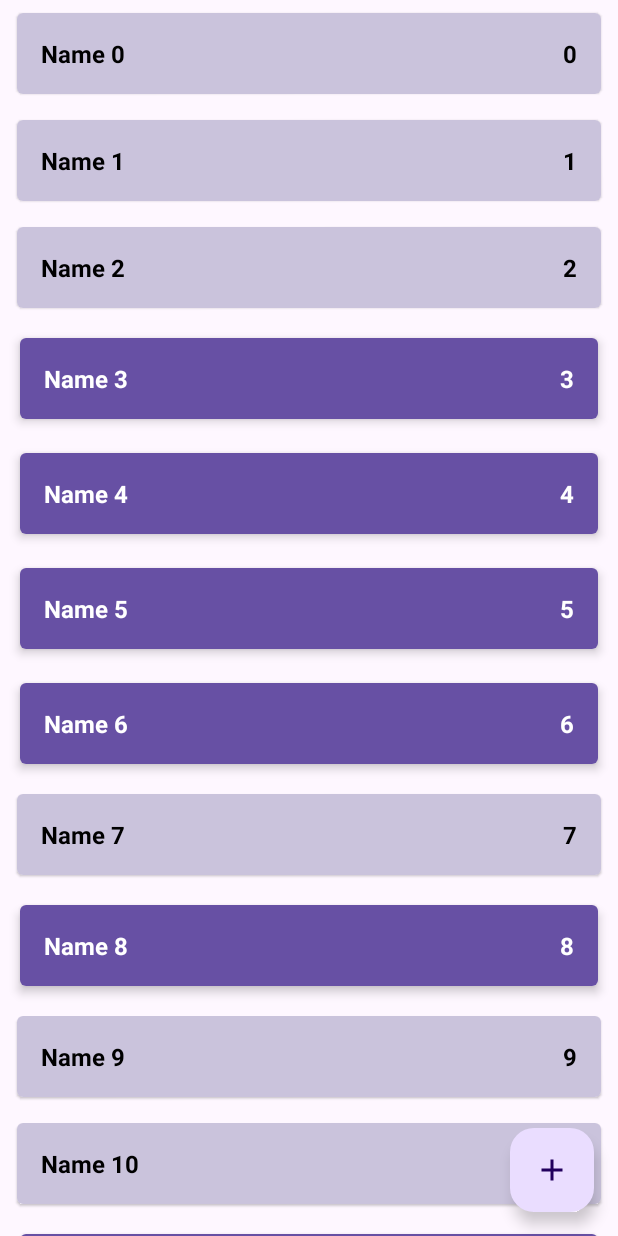
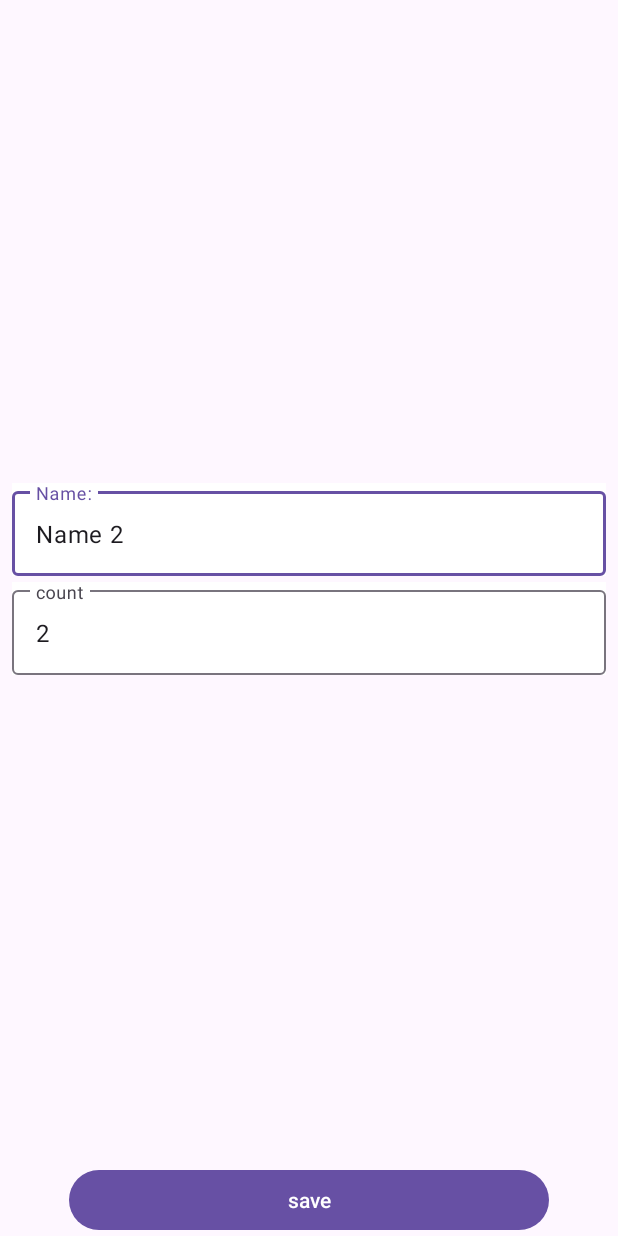
Before and after one commit to jamshedirmatov2/ShoppingList, an Android app: the screen it shows after launch (MainActivity before the commit, ShopItemActivity after it), after a tap on an icon or button, on a phone screen of 412 x 824 dp. Run offline under Robolectric (Android 15) with nearby library versions, the phone set to English and light mode, and no system bars.

Commit message:
Clean Architecture

```diff
--- a/app/src/main/AndroidManifest.xml
+++ b/app/src/main/AndroidManifest.xml
@@ -13,6 +13,10 @@
         android:theme="@style/Theme.ShoppingList"
         tools:targetApi="31">
         <activity
+            android:name=".presentation.ShopItemActivity"
+            android:windowSoftInputMode="adjustResize"
+            android:exported="false" />
+        <activity
             android:name=".presentation.MainActivity"
             android:exported="true">
             <intent-filter>
--- a/app/src/main/java/com/example/shoppinglist/data/ShopListRepositoryImpl.kt
+++ b/app/src/main/java/com/example/shoppinglist/data/ShopListRepositoryImpl.kt
@@ -13,7 +13,7 @@ object ShopListRepositoryImpl : ShopListRepository {
     private var autoIncrementId = 0
 
     init {
-        for (i in 0 until 1000) {
+        for (i in 0 until 10) {
             addShopItem(ShopItem("Name $i", i, Random.nextBoolean()))
         }
     }
--- a/app/src/main/java/com/example/shoppinglist/presentation/MainActivity.kt
+++ b/app/src/main/java/com/example/shoppinglist/presentation/MainActivity.kt
@@ -6,6 +6,7 @@ import androidx.lifecycle.ViewModelProvider
 import androidx.recyclerview.widget.ItemTouchHelper
 import androidx.recyclerview.widget.RecyclerView
 import com.example.shoppinglist.R
+import com.google.android.material.floatingactionbutton.FloatingActionButton
 
 class MainActivity : AppCompatActivity() {
 
@@ -19,6 +20,10 @@ class MainActivity : AppCompatActivity() {
         viewModel = ViewModelProvider(this)[MainViewModel::class.java]
         viewModel.shopList.observe(this) {
             shopListAdapter.submitList(it)
+        }
+        findViewById<FloatingActionButton>(R.id.button_add_shop_item).setOnClickListener {
+            val intent = ShopItemActivity.newIntentAddItem(this)
+            startActivity(intent)
         }
     }
 
@@ -63,7 +68,10 @@ class MainActivity : AppCompatActivity() {
     }
 
     private fun setupClickListener() {
-        shopListAdapter.onShopItemClickListener = {}
+        shopListAdapter.onShopItemClickListener = {
+            val intent = ShopItemActivity.newIntentEditItem(this, it.id)
+            startActivity(intent)
+        }
     }
 
     private fun setupLongClickListener() {
--- /dev/null
+++ b/app/src/main/java/com/example/shoppinglist/presentation/ShopItemActivity.kt
@@ -0,0 +1,123 @@
+package com.example.shoppinglist.presentation
+
+import android.content.Context
+import android.content.Intent
+import android.os.Bundle
+import android.widget.Button
+import android.widget.EditText
+import androidx.appcompat.app.AppCompatActivity
+import androidx.core.widget.addTextChangedListener
+import androidx.lifecycle.ViewModelProvider
+import com.example.shoppinglist.R
+import com.example.shoppinglist.domain.ShopItem
+import com.google.android.material.textfield.TextInputLayout
+
+class ShopItemActivity : AppCompatActivity() {
+
+    private lateinit var viewModel: ShopItemViewModel
+
+    private lateinit var tillName: TextInputLayout
+    private lateinit var tillCount: TextInputLayout
+    private lateinit var etName: EditText
+    private lateinit var etCount: EditText
+    private lateinit var buttonSave: Button
+
+    private var screenMode = MODE_UNKNOWN
+    private var shopItemId = ShopItem.UNDEFINED_ID
+
+    companion object {
+        private const val EXTRA_SCREEN_MODE = "extra_mode"
+        private const val EXTRA_SHOP_ITEM_ID = "extra_shop_item_id"
+        private const val MODE_EDIT = "mode_edit"
+        private const val MODE_ADD = "mode_add"
+        private const val MODE_UNKNOWN = ""
+
+        fun newIntentAddItem(context: Context): Intent {
+            val intent = Intent(context, ShopItemActivity::class.java)
+            intent.putExtra(EXTRA_SCREEN_MODE, MODE_ADD)
+            return intent
+        }
+
+        fun newIntentEditItem(context: Context, shopItemId: Int): Intent {
+            val intent = Intent(context, ShopItemActivity::class.java)
+            intent.putExtra(EXTRA_SCREEN_MODE, MODE_EDIT)
+            intent.putExtra(EXTRA_SHOP_ITEM_ID, shopItemId)
+            return intent
+        }
+    }
+
+    override fun onCreate(savedInstanceState: Bundle?) {
+        super.onCreate(savedInstanceState)
+        setContentView(R.layout.activity_shop_item)
+
+        parseIntent()
+        viewModel = ViewModelProvider(this)[ShopItemViewModel::class.java]
+        initViews()
+
+        addTextChangeListeners()
+        launchRightMode()
+        observeViewModel()
+    }
+
+    private fun addTextChangeListeners() {
+        etName.addTextChangedListener { viewModel.resetErrorInputName() }
+        etCount.addTextChangedListener { viewModel.resetErrorInputCount() }
+    }
+
+    private fun launchRightMode() {
+        when (screenMode) {
+            MODE_EDIT -> launchEditMode()
+            MODE_ADD -> launchAddMode()
+        }
+    }
+
+    private fun observeViewModel() {
+        viewModel.errorInputCount.observe(this) {
+            val message = if (it) getString(R.string.error_input_count) else null
+            tillCount.error = message
+        }
+        viewModel.errorInputName.observe(this) {
+            val message = if (it) getString(R.string.error_input_name) else null
+            tillName.error = message
+        }
+        viewModel.shouldCloseScreen.observe(this) {
+            finish()
+        }
+    }
+
+    private fun launchEditMode() {
+        viewModel.getShopItem(shopItemId)
+        viewModel.shopItem.observe(this) {
+            etName.setText(it.name)
+            etCount.setText(it.count.toString())
+        }
+        buttonSave.setOnClickListener {
+            viewModel.editShopItem(etName.text?.toString(), etCount.text?.toString())
+        }
+    }
+
+    private fun launchAddMode() {
+        buttonSave.setOnClickListener {
+            viewModel.addShopItem(etName.text?.toString(), etCount.text?.toString())
+        }
+    }
+
+    private fun initViews() {
+        tillName = findViewById(R.id.til_name)
+        tillCount = findViewById(R.id.til_count)
+        etName = findViewById(R.id.et_name)
+        etCount = findViewById(R.id.et_count)
+        buttonSave = findViewById(R.id.save_button)
+    }
+
+    private fun parseIntent() {
+        if (!intent.hasExtra(EXTRA_SCREEN_MODE)) throw RuntimeException("Param screen mode absent")
+        val mode = intent.getStringExtra(EXTRA_SCREEN_MODE)
+        if (mode != MODE_ADD && mode != MODE_EDIT) throw RuntimeException("Unknown screen mode: $mode")
+        screenMode = mode
+        if (screenMode == MODE_EDIT)
+            if (!intent.hasExtra(EXTRA_SHOP_ITEM_ID))
+                throw RuntimeException("Param shop item id is absent")
+        shopItemId = intent.getIntExtra(EXTRA_SHOP_ITEM_ID, ShopItem.UNDEFINED_ID)
+    }
+}
--- /dev/null
+++ b/app/src/main/java/com/example/shoppinglist/presentation/ShopItemViewModel.kt
@@ -0,0 +1,101 @@
+package com.example.shoppinglist.presentation
+
+import androidx.lifecycle.LiveData
+import androidx.lifecycle.MutableLiveData
+import androidx.lifecycle.ViewModel
+import com.example.shoppinglist.data.ShopListRepositoryImpl
+import com.example.shoppinglist.domain.AddShopItemUseCase
+import com.example.shoppinglist.domain.EditShopItemUseCase
+import com.example.shoppinglist.domain.GetShopItemUseCase
+import com.example.shoppinglist.domain.ShopItem
+
+class ShopItemViewModel : ViewModel() {
+
+    private val repository = ShopListRepositoryImpl
+
+    private val getShopItemUseCase = GetShopItemUseCase(repository)
+    private val addShopItemUseCase = AddShopItemUseCase(repository)
+    private val editShopItemUseCase = EditShopItemUseCase(repository)
+
+    private val _errorInputName = MutableLiveData<Boolean>()
+    val errorInputName: LiveData<Boolean>
+        get() = _errorInputName
+
+    private val _errorInputCount = MutableLiveData<Boolean>()
+    val errorInputCount: LiveData<Boolean>
+        get() = _errorInputCount
+
+    private val _shopItem = MutableLiveData<ShopItem>()
+    val shopItem: LiveData<ShopItem>
+        get() = _shopItem
+
+    private val _shouldCloseScreen = MutableLiveData<Unit>()
+    val shouldCloseScreen: LiveData<Unit>
+        get() = _shouldCloseScreen
+
+    fun getShopItem(shopItemId: Int) {
+        val item = getShopItemUseCase.getShopItem(shopItemId)
+        _shopItem.value = item
+    }
+
+    fun addShopItem(inputName: String?, inputCount: String?) {
+        val name = parseName(inputName)
+        val count = parseCount(inputCount)
+        val fieldsValid = validateInput(name, count)
+        if (fieldsValid) {
+            val shopItem = ShopItem(name, count, true)
+            addShopItemUseCase.addShopItem(shopItem)
+            finishWork()
+        }
+    }
+
+    fun editShopItem(inputName: String?, inputCount: String?) {
+        val name = parseName(inputName)
+        val count = parseCount(inputCount)
+        val fieldsValid = validateInput(name, count)
+        if (fieldsValid) {
+            _shopItem.value?.let {
+                val item = it.copy(name = name, count = count)
+                editShopItemUseCase.editShopItem(item)
+                finishWork()
+            }
+        }
+    }
+
+    private fun parseName(inputName: String?): String = inputName?.trim() ?: ""
+
+    private fun parseCount(inputCount: String?): Int {
+        return try {
+            inputCount?.trim()?.toInt() ?: 0
+        } catch (e: Exception) {
+            0
+        }
+    }
+
+    private fun validateInput(name: String, count: Int): Boolean {
+        var result = true
+
+        if (name.isBlank()) {
+            _errorInputName.value = true
+            result = false
+        }
+        if (count <= 0) {
+            _errorInputCount.value = true
+            result = false
+        }
+
+        return result
+    }
+
+    fun resetErrorInputName() {
+        _errorInputName.value = false
+    }
+
+    fun resetErrorInputCount() {
+        _errorInputCount.value = false
+    }
+
+    private fun finishWork() {
+        _shouldCloseScreen.value = Unit
+    }
+}
--- /dev/null
+++ b/app/src/main/res/layout/activity_shop_item.xml
@@ -0,0 +1,61 @@
+<?xml version="1.0" encoding="utf-8"?>
+<androidx.constraintlayout.widget.ConstraintLayout xmlns:android="http://schemas.android.com/apk/res/android"
+    xmlns:app="http://schemas.android.com/apk/res-auto"
+    xmlns:tools="http://schemas.android.com/tools"
+    android:layout_width="match_parent"
+    android:layout_height="match_parent"
+    tools:context=".presentation.ShopItemActivity">
+
+    <com.google.android.material.textfield.TextInputLayout
+        android:id="@+id/til_name"
+        android:layout_width="0dp"
+        android:layout_height="wrap_content"
+        android:layout_marginStart="8dp"
+        android:layout_marginEnd="8dp"
+        android:layout_marginBottom="4dp"
+        android:background="@color/white"
+        app:layout_constraintBottom_toTopOf="@+id/til_count"
+        app:layout_constraintEnd_toEndOf="parent"
+        app:layout_constraintStart_toStartOf="parent"
+        app:layout_constraintTop_toTopOf="parent"
+        app:layout_constraintVertical_chainStyle="packed">
+
+        <com.google.android.material.textfield.TextInputEditText
+            android:id="@+id/et_name"
+            android:layout_width="match_parent"
+            android:layout_height="wrap_content"
+            android:hint="@string/name"
+            android:inputType="textCapWords" />
+    </com.google.android.material.textfield.TextInputLayout>
+
+    <com.google.android.material.textfield.TextInputLayout
+        android:id="@+id/til_count"
+        android:layout_width="0dp"
+        android:layout_height="wrap_content"
+        android:layout_marginStart="8dp"
+        android:layout_marginEnd="8dp"
+        android:layout_marginBottom="4dp"
+        android:background="@color/white"
+        app:layout_constraintBottom_toTopOf="@+id/save_button"
+        app:layout_constraintEnd_toEndOf="parent"
+        app:layout_constraintStart_toStartOf="parent"
+        app:layout_constraintTop_toBottomOf="@+id/til_name">
+
+        <com.google.android.material.textfield.TextInputEditText
+            android:id="@+id/et_count"
+            android:layout_width="match_parent"
+            android:layout_height="wrap_content"
+            android:hint="@string/count"
+            android:inputType="number" />
+    </com.google.android.material.textfield.TextInputLayout>
+
+    <Button
+        android:id="@+id/save_button"
+        android:layout_width="320dp"
+        android:layout_height="wrap_content"
+        android:text="@string/save"
+        app:layout_constraintBottom_toBottomOf="parent"
+        app:layout_constraintEnd_toEndOf="parent"
+        app:layout_constraintStart_toStartOf="parent" />
+
+</androidx.constraintlayout.widget.ConstraintLayout>
--- a/app/src/main/res/values/strings.xml
+++ b/app/src/main/res/values/strings.xml
@@ -1,4 +1,9 @@
 <resources>
     <string name="app_name">Shopping List</string>
     <string name="add_new_shop_item">Add new shop item</string>
+    <string name="name">Name:</string>
+    <string name="save">save</string>
+    <string name="count">count</string>
+    <string name="error_input_name">Invalid name</string>
+    <string name="error_input_count">Invalid count</string>
 </resources>
```
